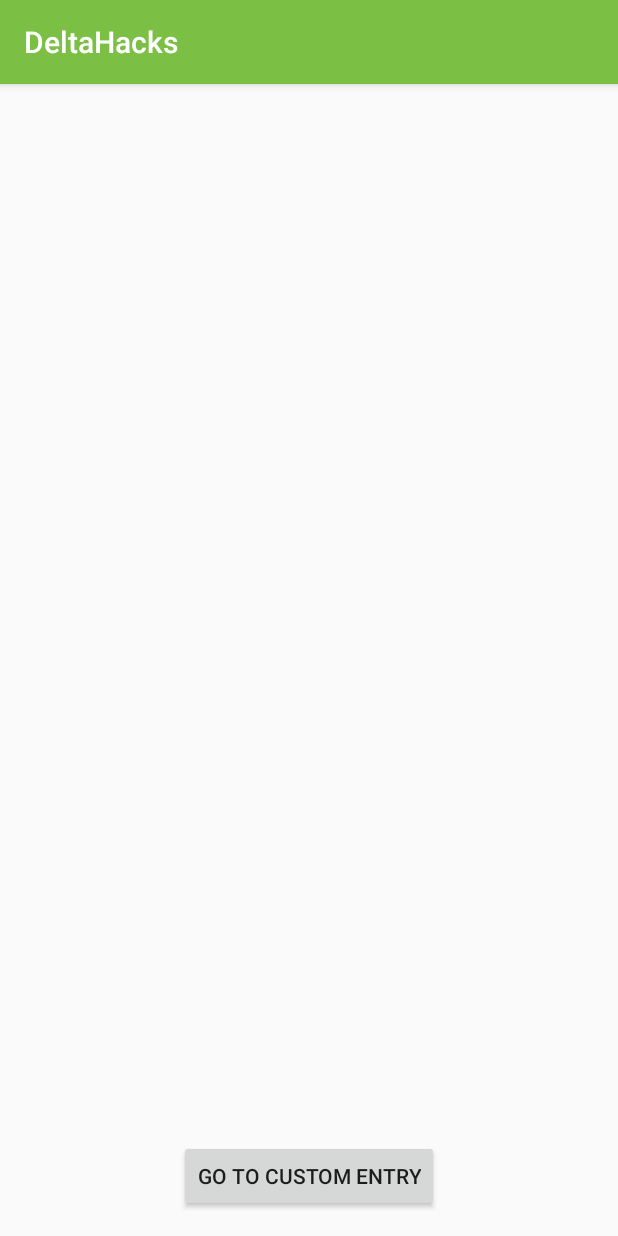
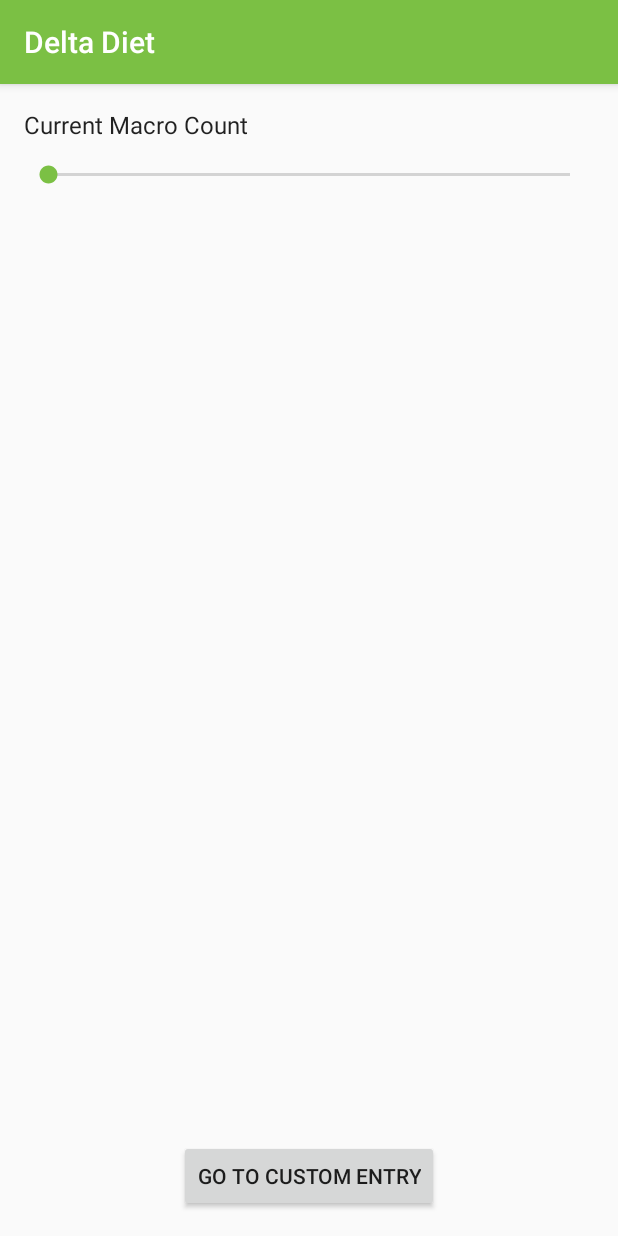
Before and after one commit to james-bonifacio/DeltaHacks3, an Android app: the screen it shows after launch (MainActivity), on a phone screen of 412 x 824 dp. Run offline under Robolectric (Android 15) with nearby library versions, the phone set to English and light mode, and no system bars.

Commit message:
main page doin stuff

```diff
--- a/app/src/main/AndroidManifest.xml
+++ b/app/src/main/AndroidManifest.xml
@@ -5,9 +5,10 @@
     <application
         android:allowBackup="true"
         android:icon="@mipmap/ic_launcher"
-        android:label="@string/app_name"
+        android:label="Delta Diet"
         android:supportsRtl="true"
         android:theme="@style/AppTheme">
+
         <activity android:name=".MainActivity">
             <intent-filter>
                 <action android:name="android.intent.action.MAIN" />
--- a/app/src/main/res/layout/activity_main.xml
+++ b/app/src/main/res/layout/activity_main.xml
@@ -16,4 +16,26 @@
         android:id="@+id/btnCustomEntry"
         android:layout_alignParentBottom="true"
         android:layout_centerHorizontal="true" />
+
+    <TextView
+        android:text="Current Macro Count"
+        android:layout_width="match_parent"
+        android:layout_height="wrap_content"
+        android:layout_alignParentTop="true"
+        android:layout_alignParentLeft="true"
+        android:layout_alignParentStart="true"
+        android:id="@+id/mainTitle"
+        android:layout_alignParentRight="true"
+        android:layout_alignParentEnd="true"
+        android:textAppearance="@style/TextAppearance.AppCompat.Menu" />
+
+    <SeekBar
+        android:layout_width="match_parent"
+        android:layout_height="wrap_content"
+        android:id="@+id/totalCal"
+        android:layout_below="@+id/mainTitle"
+        android:layout_alignParentLeft="true"
+        android:layout_alignParentStart="true"
+        android:layout_marginTop="13dp" />
+
 </RelativeLayout>
```
